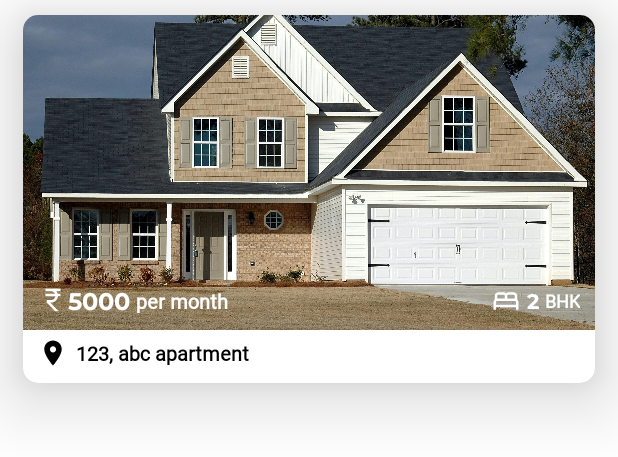
After one commit to utsavsonani/HomeRentApp, an Android app: the layout item_property_card.xml on its own in the app's theme, with its tools: preview values and no code run, on a phone screen of 412 x 824 dp. The commit adds this screen. Shown: the top 457 px of the screen. Run offline under Robolectric (Android 15) with nearby library versions, the phone set to English and light mode, and no system bars.

Commit message:
Item Property Card Create

```diff
--- a/app/src/main/AndroidManifest.xml
+++ b/app/src/main/AndroidManifest.xml
@@ -43,7 +43,7 @@
             android:name=".MainActivity"
             android:exported="false" />
         <activity
-            android:name=".HomeActivity"
+            android:name=".UserHomeActivity"
             android:exported="false" />
     </application>
 
--- a/app/src/main/java/com/example/homerentapp/LoginActivity.java
+++ b/app/src/main/java/com/example/homerentapp/LoginActivity.java
@@ -3,7 +3,6 @@ package com.example.homerentapp;
 import android.content.Intent;
 import android.content.SharedPreferences;
 import android.os.Bundle;
-import android.util.Log;
 import android.util.Patterns;
 import android.view.View;
 import android.widget.AdapterView;
@@ -26,8 +25,6 @@ import com.google.android.gms.tasks.Task;
 import com.google.firebase.auth.AuthResult;
 import com.google.firebase.auth.FirebaseAuth;
 import com.google.firebase.auth.FirebaseUser;
-import com.google.firebase.database.DatabaseReference;
-import com.google.firebase.database.FirebaseDatabase;
 import com.google.firebase.firestore.CollectionReference;
 import com.google.firebase.firestore.EventListener;
 import com.google.firebase.firestore.FirebaseFirestore;
@@ -49,9 +46,9 @@ public class LoginActivity extends AppCompatActivity {
 
 //    firestore collation
 
-    private FirebaseFirestore firebaseFirestore = FirebaseFirestore.getInstance();
-    private CollectionReference collectionReferenceForUser = firebaseFirestore.collection("Users");
-    private CollectionReference collectionReferenceForBroker = firebaseFirestore.collection("Broker");
+    private final FirebaseFirestore firebaseFirestore = FirebaseFirestore.getInstance();
+    private final CollectionReference collectionReferenceForUser = firebaseFirestore.collection("Users");
+    private final CollectionReference collectionReferenceForBroker = firebaseFirestore.collection("Broker");
 
     String userType = "";
 
@@ -163,7 +160,7 @@ public class LoginActivity extends AppCompatActivity {
 
                                                         binding.progressBar.setVisibility(View.INVISIBLE);
 
-                                                        startActivity(new Intent(LoginActivity.this, HomeActivity.class));
+                                                        startActivity(new Intent(LoginActivity.this, UserHomeActivity.class));
                                                         finish();
                                                     }
                                                 } else {
--- a/app/src/main/java/com/example/homerentapp/RegistrationActivity.java
+++ b/app/src/main/java/com/example/homerentapp/RegistrationActivity.java
@@ -47,9 +47,9 @@ public class RegistrationActivity extends AppCompatActivity {
     private FirebaseUser currentUser;
 
 //    conneation to firestore
-    private FirebaseFirestore firebaseFirestore  = FirebaseFirestore.getInstance();
-    private CollectionReference collectionReferenceForuser = firebaseFirestore.collection("Users");
-    private CollectionReference collectionReferenceForbroker = firebaseFirestore.collection("Broker");
+    private final FirebaseFirestore firebaseFirestore  = FirebaseFirestore.getInstance();
+    private final CollectionReference collectionReferenceForuser = firebaseFirestore.collection("Users");
+    private final CollectionReference collectionReferenceForbroker = firebaseFirestore.collection("Broker");
     @Override
     protected void onCreate(Bundle savedInstanceState) {
         super.onCreate(savedInstanceState);
@@ -218,7 +218,7 @@ public class RegistrationActivity extends AppCompatActivity {
 
                                                                     binding.progressBar.setVisibility(View.INVISIBLE);
 
-                                                                    startActivity(new Intent(RegistrationActivity.this,HomeActivity.class));
+                                                                    startActivity(new Intent(RegistrationActivity.this, UserHomeActivity.class));
                                                                     finish();
                                                                 }
 
@@ -280,7 +280,7 @@ public class RegistrationActivity extends AppCompatActivity {
 
                                                                     binding.progressBar.setVisibility(View.INVISIBLE);
 
-                                                                    startActivity(new Intent(RegistrationActivity.this,HomeActivity.class));
+                                                                    startActivity(new Intent(RegistrationActivity.this, UserHomeActivity.class));
                                                                     finish();
                                                                 }
 
--- a/app/src/main/java/com/example/homerentapp/SplashScreenActivity.java
+++ b/app/src/main/java/com/example/homerentapp/SplashScreenActivity.java
@@ -1,7 +1,6 @@
 package com.example.homerentapp;
 
 import android.content.Intent;
-import android.content.SharedPreferences;
 import android.os.Bundle;
 import android.os.Handler;
 import android.widget.Toast;
@@ -30,10 +29,10 @@ public class SplashScreenActivity extends AppCompatActivity {
     private FirebaseAuth.AuthStateListener authStateListener;
     private FirebaseUser currentUser;
 
-    private FirebaseFirestore firebaseFirestore  = FirebaseFirestore.getInstance();
+    private final FirebaseFirestore firebaseFirestore  = FirebaseFirestore.getInstance();
 
-    private CollectionReference collectionReferenceForUser = firebaseFirestore.collection("Users");
-    private CollectionReference collectionReferenceForBroker = firebaseFirestore.collection("Broker");
+    private final CollectionReference collectionReferenceForUser = firebaseFirestore.collection("Users");
+    private final CollectionReference collectionReferenceForBroker = firebaseFirestore.collection("Broker");
 
     @Override
     protected void onCreate(Bundle savedInstanceState) {
@@ -77,7 +76,7 @@ public class SplashScreenActivity extends AppCompatActivity {
                                             homeRentApi.setPhoneNumber(snapshot.getString("phoneNumber"));
                                             homeRentApi.setUserType(snapshot.getString("userType"));
 
-                                            startActivity(new Intent(SplashScreenActivity.this, HomeActivity.class));
+                                            startActivity(new Intent(SplashScreenActivity.this, UserHomeActivity.class));
                                             finish();
                                         }
 
--- a/app/src/main/java/com/example/homerentapp/HomeActivity.java
+++ b/app/src/main/java/com/example/homerentapp/UserHomeActivity.java
@@ -2,7 +2,6 @@ package com.example.homerentapp;
 
 
 import android.content.Intent;
-import android.content.SharedPreferences;
 import android.os.Bundle;
 import android.util.Log;
 import android.view.MenuItem;
@@ -23,7 +22,7 @@ import com.example.homerentapp.databinding.ActivityHomeBinding;
 import com.google.android.material.navigation.NavigationView;
 import com.google.firebase.auth.FirebaseAuth;
 
-public class HomeActivity extends AppCompatActivity{
+public class UserHomeActivity extends AppCompatActivity{
 
 
     private ActivityHomeBinding binding;
@@ -106,8 +105,8 @@ public class HomeActivity extends AppCompatActivity{
                 else if(item.getItemId() == R.id.Logout){
 
                     firebaseAuth.signOut();
-                    Toast.makeText(HomeActivity.this, "Logout Successfully", Toast.LENGTH_SHORT).show();
-                    startActivity(new Intent(HomeActivity.this,LoginActivity.class));
+                    Toast.makeText(UserHomeActivity.this, "Logout Successfully", Toast.LENGTH_SHORT).show();
+                    startActivity(new Intent(UserHomeActivity.this,LoginActivity.class));
                     finish();
                     return true;
                 }
--- /dev/null
+++ b/app/src/main/res/drawable/ic_bed_24.xml
@@ -0,0 +1,5 @@
+<vector xmlns:android="http://schemas.android.com/apk/res/android" android:height="24dp" android:tint="#000000" android:viewportHeight="24" android:viewportWidth="24" android:width="24dp">
+
+    <path android:fillColor="@android:color/white" android:pathData="M21,10.78V8c0,-1.65 -1.35,-3 -3,-3h-4c-0.77,0 -1.47,0.3 -2,0.78C11.47,5.3 10.77,5 10,5H6C4.35,5 3,6.35 3,8v2.78C2.39,11.33 2,12.12 2,13v6h2v-2h16v2h2v-6C22,12.12 21.61,11.33 21,10.78zM14,7h4c0.55,0 1,0.45 1,1v2h-6V8C13,7.45 13.45,7 14,7zM5,8c0,-0.55 0.45,-1 1,-1h4c0.55,0 1,0.45 1,1v2H5V8zM4,15v-2c0,-0.55 0.45,-1 1,-1h14c0.55,0 1,0.45 1,1v2H4z"/>
+
+</vector>
--- /dev/null
+++ b/app/src/main/res/drawable/ic_location_24.xml
@@ -0,0 +1,5 @@
+<vector xmlns:android="http://schemas.android.com/apk/res/android" android:height="24dp" android:tint="#000000" android:viewportHeight="24" android:viewportWidth="24" android:width="24dp">
+
+    <path android:fillColor="@android:color/white" android:pathData="M12,2C8.13,2 5,5.13 5,9c0,5.25 7,13 7,13s7,-7.75 7,-13c0,-3.87 -3.13,-7 -7,-7zM12,11.5c-1.38,0 -2.5,-1.12 -2.5,-2.5s1.12,-2.5 2.5,-2.5 2.5,1.12 2.5,2.5 -1.12,2.5 -2.5,2.5z"/>
+
+</vector>
--- a/app/src/main/res/layout/activity_home.xml
+++ b/app/src/main/res/layout/activity_home.xml
@@ -7,8 +7,7 @@
     android:layout_width="match_parent"
     android:layout_height="match_parent"
     tools:openDrawer="start"
-    android:fitsSystemWindows="true"
-    tools:context=".HomeActivity">
+    tools:context=".UserHomeActivity">
 
     <LinearLayout
         android:layout_width="match_parent"
--- /dev/null
+++ b/app/src/main/res/layout/item_property_card.xml
@@ -0,0 +1,155 @@
+<?xml version="1.0" encoding="utf-8"?>
+<androidx.cardview.widget.CardView
+    xmlns:android="http://schemas.android.com/apk/res/android"
+    xmlns:app="http://schemas.android.com/apk/res-auto"
+    xmlns:tools="http://schemas.android.com/tools"
+    android:layout_width="match_parent"
+    android:layout_height="245dp"
+    android:layout_marginHorizontal="15dp"
+    android:layout_marginVertical="10dp"
+    app:cardCornerRadius="10dp"
+    app:cardElevation="30dp">
+
+    <androidx.constraintlayout.widget.ConstraintLayout
+        android:id="@+id/cardView"
+        android:layout_width="match_parent"
+        android:layout_height="match_parent">
+
+        <androidx.appcompat.widget.AppCompatImageView
+            android:id="@+id/imgHome"
+            android:layout_width="wrap_content"
+            android:layout_height="210dp"
+            android:scaleType="centerCrop"
+            android:src="@drawable/img_home_01"
+            app:layout_constraintEnd_toEndOf="parent"
+            app:layout_constraintStart_toStartOf="parent"
+            app:layout_constraintTop_toTopOf="parent"/>
+
+        <LinearLayout
+            android:id="@+id/llrent"
+            android:layout_width="match_parent"
+            android:layout_height="40dp"
+            app:layout_constraintBottom_toBottomOf="@+id/imgHome"
+            app:layout_constraintEnd_toEndOf="parent"
+            app:layout_constraintStart_toStartOf="parent">
+
+            <androidx.constraintlayout.widget.ConstraintLayout
+                android:layout_width="match_parent"
+                android:layout_height="match_parent"
+                android:layout_weight="1">
+
+                <ImageView
+                    android:id="@+id/ic_rupee"
+                    android:layout_width="20dp"
+                    android:layout_height="20dp"
+                    android:background="@drawable/ic_rupee_24"
+                    android:backgroundTint="@color/white"
+                    android:layout_marginStart="10dp"
+                    app:layout_constraintBottom_toBottomOf="parent"
+                    app:layout_constraintStart_toStartOf="parent"
+                    app:layout_constraintTop_toTopOf="parent" />
+
+                <TextView
+                    android:id="@+id/rent"
+                    android:layout_width="wrap_content"
+                    android:layout_height="wrap_content"
+                    android:fontFamily="@font/montserrat_bold_700"
+                    android:text="5000"
+                    android:textColor="@color/white"
+                    android:textStyle="bold"
+                    android:textSize="16sp"
+                    app:layout_constraintBottom_toBottomOf="@+id/ic_rupee"
+                    app:layout_constraintStart_toEndOf="@+id/ic_rupee"
+                    app:layout_constraintTop_toTopOf="@+id/ic_rupee" />
+
+                <TextView
+                    android:id="@+id/perMonth"
+                    android:layout_width="wrap_content"
+                    android:layout_height="wrap_content"
+                    android:fontFamily="@font/montserrat_regular_400"
+                    android:text="per month"
+                    android:textColor="@color/white"
+                    android:textStyle="bold"
+                    android:textSize="13sp"
+                    android:layout_marginStart="4dp"
+                    app:layout_constraintBottom_toBottomOf="@+id/rent"
+                    app:layout_constraintStart_toEndOf="@+id/rent"
+                    app:layout_constraintTop_toTopOf="@+id/rent" />
+
+            </androidx.constraintlayout.widget.ConstraintLayout>
+
+            <androidx.constraintlayout.widget.ConstraintLayout
+                android:layout_width="match_parent"
+                android:layout_height="match_parent"
+                android:layout_weight="1">
+
+                <ImageView
+                    android:id="@+id/ic_beds"
+                    android:layout_width="20dp"
+                    android:layout_height="20dp"
+                    android:background="@drawable/ic_bed_24"
+                    android:backgroundTint="@color/white"
+                    android:layout_marginEnd="4dp"
+                    app:layout_constraintBottom_toBottomOf="@+id/bhk"
+                    app:layout_constraintEnd_toStartOf="@+id/bhk"
+                    app:layout_constraintTop_toTopOf="@+id/bhk" />
+
+                <TextView
+                    android:id="@+id/bhk"
+                    android:layout_width="wrap_content"
+                    android:layout_height="wrap_content"
+                    android:fontFamily="@font/montserrat_bold_700"
+                    android:text="2"
+                    android:textColor="@color/white"
+                    android:textSize="14sp"
+                    android:textStyle="bold"
+                    android:layout_marginEnd="4dp"
+                    app:layout_constraintBottom_toBottomOf="@+id/tvBhk"
+                    app:layout_constraintEnd_toStartOf="@+id/tvBhk"
+                    app:layout_constraintTop_toTopOf="@+id/tvBhk" />
+
+                <TextView
+                    android:id="@+id/tvBhk"
+                    android:layout_width="wrap_content"
+                    android:layout_height="wrap_content"
+                    android:fontFamily="@font/montserrat_regular_400"
+                    android:text="BHK"
+                    android:textColor="@color/white"
+                    android:textSize="12sp"
+                    android:textStyle="bold"
+                    android:layout_marginEnd="10dp"
+                    app:layout_constraintBottom_toBottomOf="parent"
+                    app:layout_constraintEnd_toEndOf="parent"
+                    app:layout_constraintTop_toTopOf="parent" />
+
+            </androidx.constraintlayout.widget.ConstraintLayout>
+
+        </LinearLayout>
+
+        <ImageView
+            android:id="@+id/imageView2"
+            android:layout_width="20dp"
+            android:layout_height="20dp"
+            android:layout_marginStart="10dp"
+            android:layout_marginTop="5dp"
+            android:src="@drawable/ic_location_24"
+            app:layout_constraintStart_toStartOf="parent"
+            app:layout_constraintTop_toBottomOf="@+id/imgHome" />
+
+        <TextView
+            android:id="@+id/address"
+            android:layout_width="wrap_content"
+            android:layout_height="wrap_content"
+            android:fontFamily="@font/montserrat_regular_400"
+            android:text="123, abc apartment"
+            android:textColor="@color/black"
+            android:textSize="13sp"
+            android:textStyle="bold"
+            android:layout_marginStart="5dp"
+            app:layout_constraintBottom_toBottomOf="@+id/imageView2"
+            app:layout_constraintStart_toEndOf="@+id/imageView2"
+            app:layout_constraintTop_toTopOf="@+id/imageView2" />
+
+    </androidx.constraintlayout.widget.ConstraintLayout>
+
+</androidx.cardview.widget.CardView>
```
Also changed, not shown: app/build.gradle.kts (+8 -4 lines), build.gradle.kts (+0 -10 lines), app/src/main/res/drawable/img_home_01.jpg (added).
